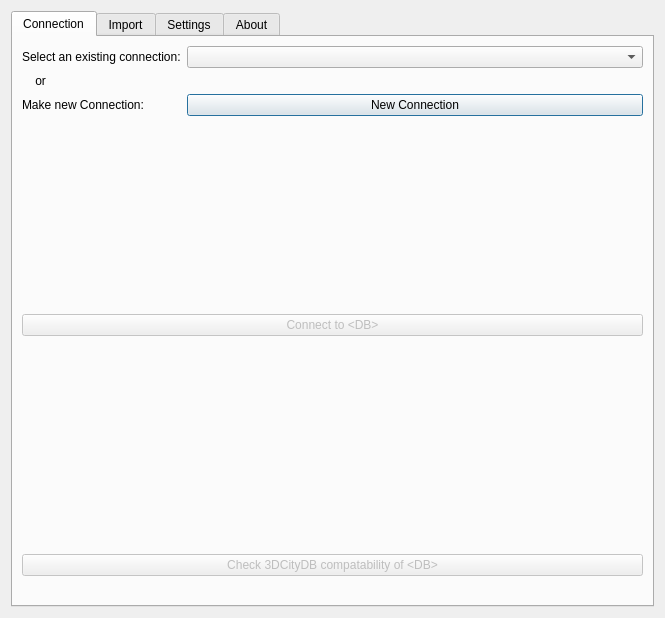
Old version of the form citydb_loader_dialog_base.ui in the repository tudelft3d/3DCityDB-Tools-for-QGIS.
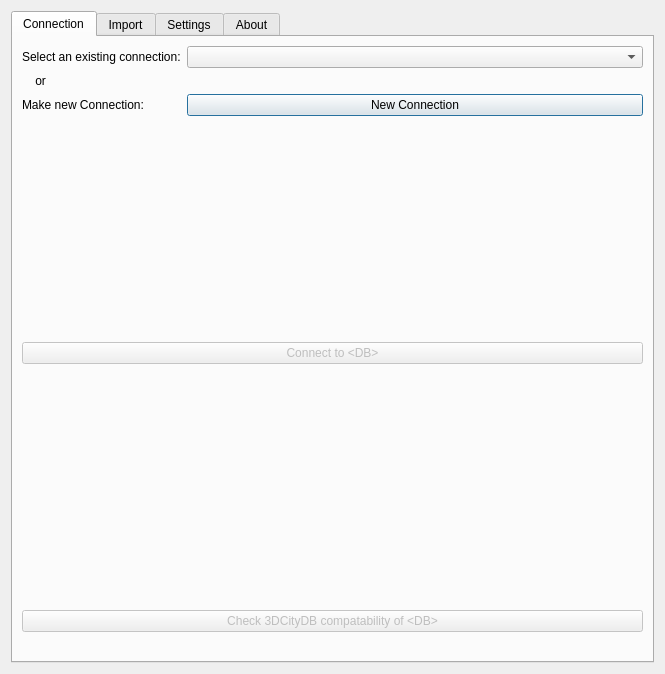
New version of the form. Icons and pictures are not drawn. Custom widgets are drawn as their Qt base class.

Commit message:
Use spatial filter for every subfeature.
-Based on selected subfeature use extents to determine the number of object within
-Show user the exact number of every selected feature/sub-feature detected objects

Patch:
```diff
--- a/citydb_loader_dialog_base.ui
+++ b/citydb_loader_dialog_base.ui
@@ -10,7 +10,7 @@
     <x>0</x>
     <y>0</y>
     <width>665</width>
-    <height>618</height>
+    <height>674</height>
    </rect>
   </property>
   <property name="minimumSize">
```
Left out of the diff: 2 changed lines with no effect on the pictures. The commit also changes 2 other files.
